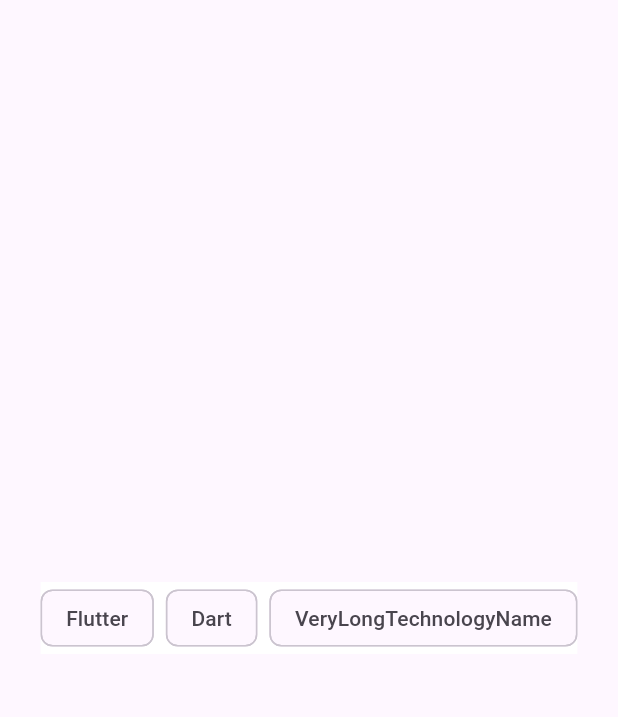
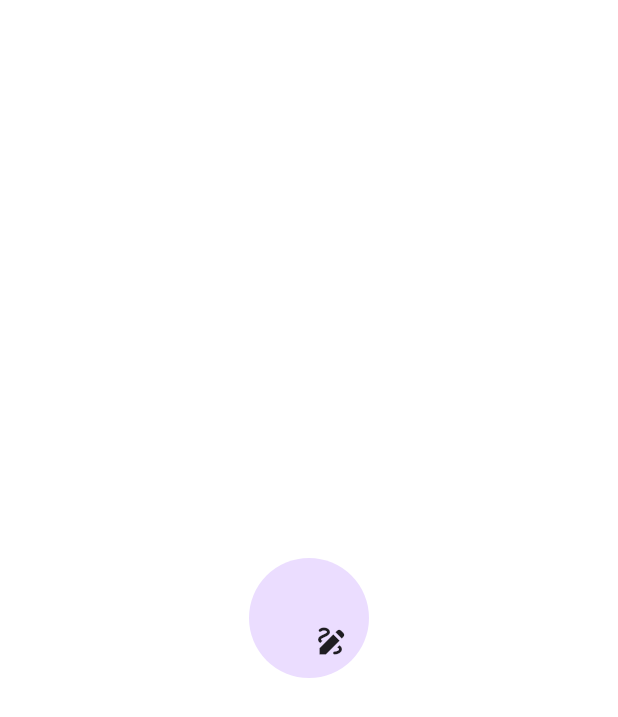
Before and after one commit to erkanybekov/my_experimentations, a Flutter app: the screen it shows after launch, on a phone screen of 412 x 824 dp. Shown: the top 717 px of the screen. Run offline on Flutter 3.47's test engine with Material 3 defaults, Android fonts, the phone set to English and light mode, and no system bars; our stand-ins replace lorem_ipsum.

Commit message:
learned stack

```diff
--- /dev/null
+++ b/lib/4-Jan/learn_stack.dart
@@ -0,0 +1,49 @@
+import 'package:flutter/material.dart';
+
+class LearnStack extends StatelessWidget {
+  const LearnStack({super.key});
+
+  @override
+  Widget build(BuildContext context) {
+    return _simpleStack();
+  }
+
+  Container _simpleStack() {
+    return Container(
+      color: Colors.white,
+      child: Center(
+        child: Stack(
+          children: [
+            CircleAvatar(radius: 40),
+            Positioned(
+              width: 50,
+              height: 50,
+              bottom: 0,
+              right: 0,
+              child: GestureDetector(
+                onDoubleTap: () {
+                  debugPrint("Tapped dd");
+                },
+                child: Icon(Icons.draw),
+              ),
+            ),
+          ],
+        ),
+      ),
+    );
+  }
+
+  // Container _badStack() {
+  //   return Container(
+  //     color: Colors.white,
+  //     child: Center(
+  //       child: Stack(
+  //         children: [
+  //           Expanded(child: Text('Loôoooooooong text')),
+  //           // ❌
+  //         ],
+  //       ),
+  //     ),
+  //   );
+  // }
+}
--- a/lib/main.dart
+++ b/lib/main.dart
@@ -1,5 +1,6 @@
 import 'package:flutter/material.dart';
 import 'package:my_experimentations/28-Dec/learn_wrap.dart';
+import 'package:my_experimentations/4-Jan/learn_stack.dart';
 
 void main() async {
   runApp(const MyApp());
@@ -32,7 +33,7 @@ class MyApp extends StatelessWidget {
         // tested with just a hot reload.
         colorScheme: ColorScheme.fromSeed(seedColor: Colors.deepPurple),
       ),
-      home: LearnWrap());
+      home: LearnStack());
   }
 }
 
```
